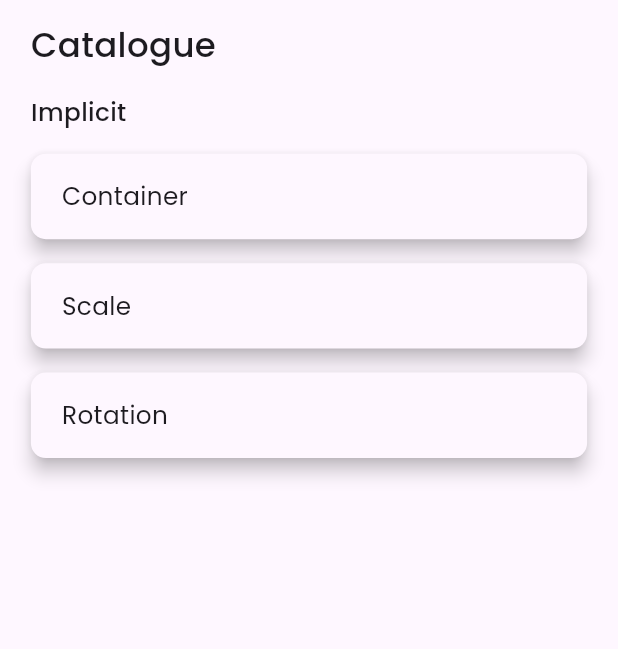
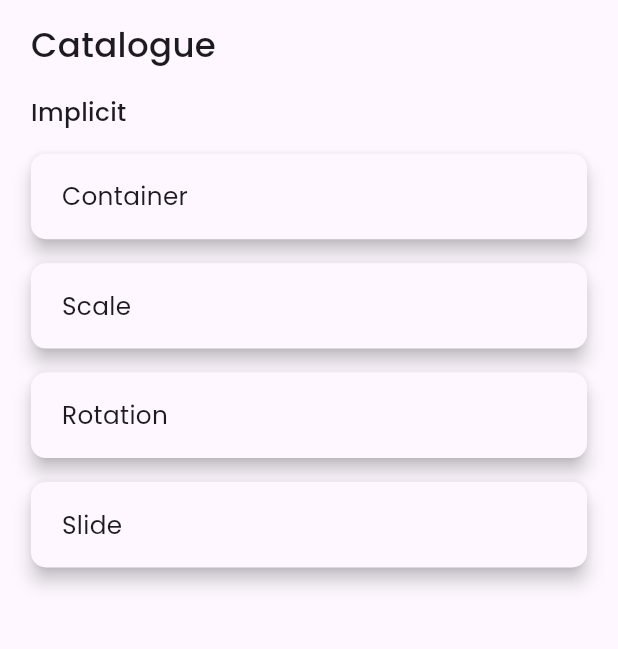
Before and after one commit to bhawesh2002/animotion_gallery, a Flutter app: the screen it shows after launch, on a phone screen of 412 x 824 dp, the part 63-712 px from its top. Run offline on Flutter 3.47's test engine with Material 3 defaults, Android fonts, the light colour scheme and no system bars; our stand-ins replace google_fonts.

Commit message:
Add AniSlidePage to Catalogue

```diff
--- a/lib/pages/catalogue.dart
+++ b/lib/pages/catalogue.dart
@@ -1,6 +1,7 @@
 import 'package:animotion_gallery/implicit%20animations/ani_container.dart';
 import 'package:animotion_gallery/implicit%20animations/ani_rotation.dart';
 import 'package:animotion_gallery/implicit%20animations/ani_scale.dart';
+import 'package:animotion_gallery/implicit%20animations/ani_slide.dart';
 import 'package:animotion_gallery/widgets/catalogue_item.dart';
 import 'package:flutter/material.dart';
 
@@ -72,6 +73,10 @@ class Catalogue extends StatelessWidget {
                 SizedBox.square(
                   dimension: 16,
                 ),
+                CatalogueItem(itemLabel: "Slide", widget: AniSlidePage()),
+                SizedBox.square(
+                  dimension: 16,
+                ),
               ],
             ),
           ],
```
